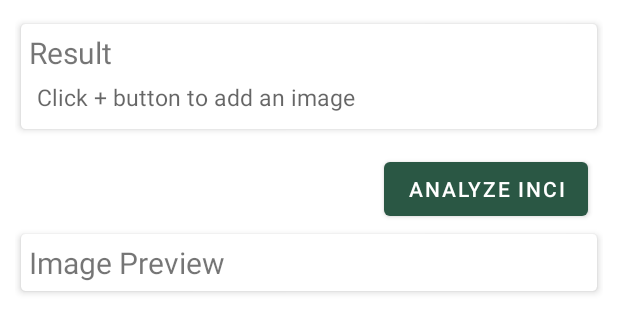
After one commit to pannaAdrianna/KotlinDB, an Android app: the layout activity_photo_note.xml on its own in the app's theme, with its tools: preview values and no code run, on a phone screen of 412 x 824 dp. The commit adds this screen. Shown: the top 333 px of the screen. Run offline under Robolectric (Android 15) with nearby library versions, the phone set to English and light mode, and no system bars.

Commit message:
added PhotoNoteActivity similar to OCRactivity

```diff
--- /dev/null
+++ b/app/src/main/res/layout/activity_photo_note.xml
@@ -0,0 +1,104 @@
+<?xml version="1.0" encoding="utf-8"?>
+<RelativeLayout xmlns:android="http://schemas.android.com/apk/res/android"
+    xmlns:app="http://schemas.android.com/apk/res-auto"
+    xmlns:tools="http://schemas.android.com/tools"
+    android:layout_width="match_parent"
+    android:layout_height="match_parent"
+    android:gravity="center_horizontal"
+    tools:context=".activities.PhotoNoteActivity">
+
+    <ScrollView
+        android:layout_width="match_parent"
+        android:layout_height="wrap_content"
+        android:padding="10sp">
+
+        <LinearLayout
+            android:layout_width="match_parent"
+            android:layout_height="wrap_content"
+            android:orientation="vertical">
+
+            <androidx.cardview.widget.CardView
+                android:layout_width="match_parent"
+                android:layout_height="wrap_content"
+                app:cardBackgroundColor="@color/white"
+                app:cardCornerRadius="3sp"
+                app:cardElevation="3sp"
+                app:cardUseCompatPadding="true">
+
+                <LinearLayout
+                    android:layout_width="match_parent"
+                    android:layout_height="wrap_content"
+                    android:orientation="vertical"
+                    android:padding="5sp">
+
+                    <TextView
+                        android:layout_width="match_parent"
+                        android:layout_height="wrap_content"
+                        android:text="Result"
+                        android:textSize="20sp" />
+                    <!--                    scanned tesxt from image displays here-->
+                    <EditText
+                        android:id="@+id/resultEt"
+                        android:layout_width="match_parent"
+                        android:layout_height="wrap_content"
+                        android:autoLink="all"
+                        android:autofillHints="auto"
+                        android:textSize="15sp"
+                        android:background="@null"
+                        android:hint="Click + button to add an image"
+                        android:padding="5sp"
+                        android:textColor="#000" />
+
+
+                </LinearLayout>
+
+            </androidx.cardview.widget.CardView>
+            <Button
+                android:id="@+id/btnCheckINCI"
+                android:layout_width="wrap_content"
+                android:layout_height="wrap_content"
+                android:layout_alignParentTop="true"
+                android:layout_alignParentEnd="true"
+                android:layout_gravity="right"
+                android:layout_marginTop="10dp"
+                android:layout_marginEnd="10dp"
+                android:onClick="onBtnAnalyzeClick"
+                android:text="@string/btnAnalyzeCosmetic" />
+
+
+            <androidx.cardview.widget.CardView
+                android:layout_width="match_parent"
+                android:layout_height="wrap_content"
+                app:cardBackgroundColor="@color/white"
+                app:cardCornerRadius="3sp"
+                app:cardElevation="3sp"
+                app:cardUseCompatPadding="true">
+
+                <LinearLayout
+                    android:layout_width="match_parent"
+                    android:layout_height="wrap_content"
+                    android:orientation="vertical"
+                    android:padding="5sp">
+
+                    <TextView
+                        android:layout_width="match_parent"
+                        android:layout_height="wrap_content"
+                        android:text="Image Preview"
+                        android:textSize="20sp" />
+                    <!--image displays here-->
+                    <ImageView
+                        android:id="@+id/ivImage"
+                        android:layout_width="wrap_content"
+                        android:layout_height="wrap_content"
+                        android:maxHeight="25sp"
+
+                        />
+
+                </LinearLayout>
+            </androidx.cardview.widget.CardView>
+
+        </LinearLayout>
+
+    </ScrollView>
+
+</RelativeLayout>
```
Also changed, not shown: app/src/main/AndroidManifest.xml (+12 -13 lines), app/src/main/java/edu/ib/kotlindb/activities/PhotoNoteActivity.kt (added, +285 -0 lines), app/src/main/java/edu/ib/kotlindb/activities/TextNotesActivity.kt (+4 -5 lines), app/src/main/res/menu/menu_activity_photo_notes.xml (added, +14 -0 lines).
